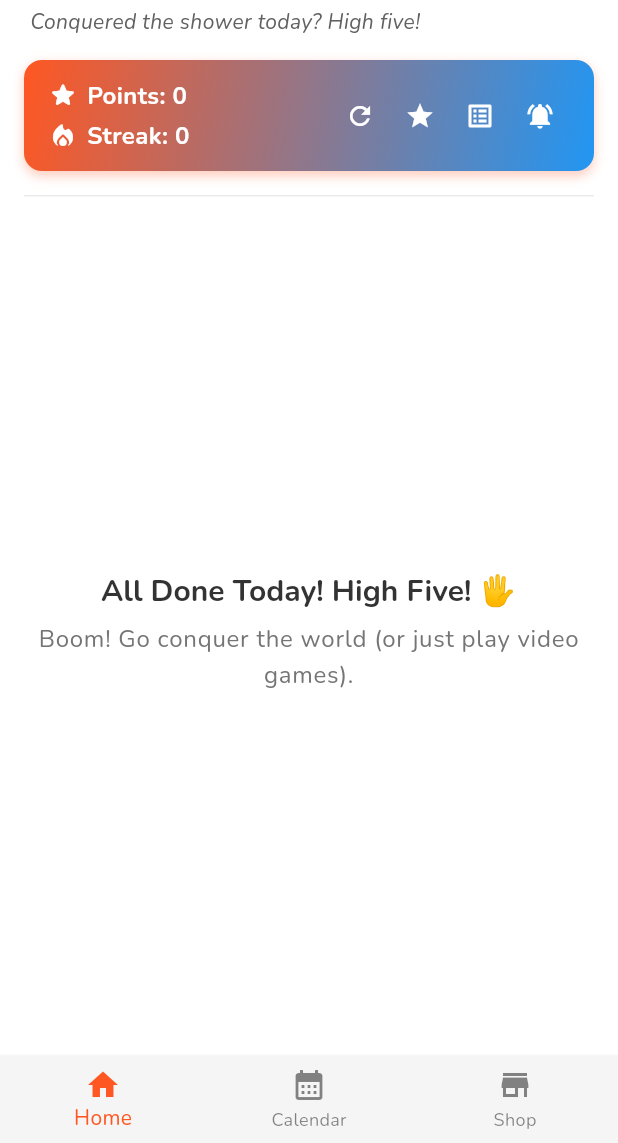
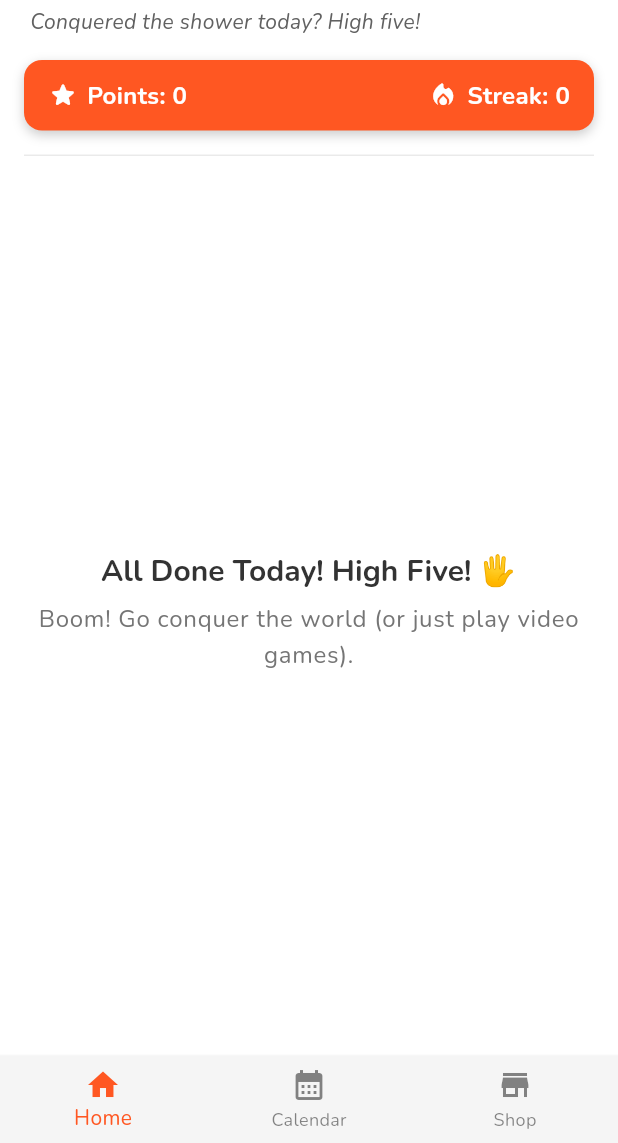
Before and after one commit to ChrisGreen89/rizzcheck, a Flutter app: the screen it shows after launch, on a phone screen of 412 x 824 dp, the part 93-1236 px from its top. Run offline on Flutter 3.47's test engine with Material 3 defaults, Android fonts, the phone set to English and light mode, and no system bars; our stand-ins replace confetti, equatable, flutter_local_notifications, google_fonts, shared_preferences, table_calendar and 1 more.

```diff
--- a/lib/providers/hygiene_provider.dart
+++ b/lib/providers/hygiene_provider.dart
@@ -153,9 +153,8 @@ class HygieneProvider with ChangeNotifier {
         await _notificationService
             .cancelNotification(NotificationService.urgentReminderId);
 
-        // Award points and mark date directly here
-        await _pointsService.awardDailyCompletionPoints();
-        await _pointsService.markDateAsCompleted(DateTime.now());
+        // Call the single method in PointsService that handles points AND streak
+        await _pointsService.recordDailyCompletion(DateTime.now());
       } else {
         print("DEBUG: Completion already processed for today ($todayString).");
       }
@@ -180,18 +179,13 @@ class HygieneProvider with ChangeNotifier {
 
       notifyListeners(); // Notify UI of the toggle change
 
-      // Check if ALL tasks are now completed AFTER notifying about the toggle
-      if (task.isCompleted && _areAllTasksCompleted()) {
-        print(
-            "DEBUG: All tasks completed for the day! Recording daily completion.");
-        _pointsService.recordDailyCompletion(DateTime.now());
-        // Optional: Add a delay before resetting tasks for the next day?
-        // Or handle reset elsewhere (e.g., start of day check)
-      }
+      // Call the correct method to check for daily completion
+      _checkAndHandleCompletion();
     }
   }
 
-  // Helper method to check if all tasks are completed
+  // Helper method to check if all tasks are completed (This is likely incorrect for daily points)
+  // Consider removing or renaming if not used elsewhere
   bool _areAllTasksCompleted() {
     // Use .every() for a concise check
     return _tasks.every((task) => task.isCompleted);
--- a/lib/screens/home_screen.dart
+++ b/lib/screens/home_screen.dart
@@ -175,7 +175,7 @@ class _HomeScreenState extends State<HomeScreen> {
                 children: [
                   ModernHeader(
                     dailyQuote: _dailyQuote,
-                    showDebugActions: true,
+                    showDebugActions: false,
                     homeScreenContext: buildContext,
                   ),
                   Expanded(
--- a/lib/widgets/modern_header.dart
+++ b/lib/widgets/modern_header.dart
@@ -225,26 +225,25 @@ class ModernHeader extends StatelessWidget {
           margin: const EdgeInsets.symmetric(horizontal: 16.0, vertical: 8.0),
           padding: const EdgeInsets.symmetric(horizontal: 16.0, vertical: 12.0),
           decoration: BoxDecoration(
-            // Replace solid color with a gradient
-            // color: Theme.of(context).colorScheme.primaryContainer,
+            // Replace gradient with solid color
+            color: Theme.of(context).colorScheme.primaryContainer,
+            /*
             gradient: LinearGradient(
               colors: [
                 Theme.of(context).colorScheme.primary, // Start color
                 Theme.of(context)
                     .colorScheme
                     .secondary, // End color (or primaryVariant, etc.)
-                // Example using variations:
-                // Theme.of(context).colorScheme.primary,
-                // Theme.of(context).colorScheme.primary.withOpacity(0.8),
               ],
               begin: Alignment.topLeft,
               end: Alignment.bottomRight,
             ),
+            */
             borderRadius: BorderRadius.circular(12.0),
             boxShadow: [
               BoxShadow(
-                // Adjust shadow color if needed to complement gradient
-                color: Theme.of(context).colorScheme.primary.withOpacity(0.3),
+                // Adjust shadow color for new background
+                color: Theme.of(context).colorScheme.shadow.withOpacity(0.2),
                 blurRadius: 6.0,
                 offset: const Offset(0, 3),
               ),
@@ -253,15 +252,12 @@ class ModernHeader extends StatelessWidget {
           child: Row(
             mainAxisAlignment: MainAxisAlignment.spaceBetween,
             children: [
-              // Column for Points and Streak on the left
-              Column(
-                crossAxisAlignment: CrossAxisAlignment.start,
-                children: [
+              // Points Row on the left
               Row(
                 children: [
                   Icon(Icons.star_rounded,
-                          // Ensure icon color contrasts with gradient
-                          color: Theme.of(context).colorScheme.onPrimary,
+                      // Ensure icon color contrasts with new background
+                      color: Theme.of(context).colorScheme.onPrimaryContainer,
                       size: 20),
                   const SizedBox(width: 6),
                   Text(
@@ -269,18 +265,24 @@ class ModernHeader extends StatelessWidget {
                     style: TextStyle(
                       fontSize: 16,
                       fontWeight: FontWeight.bold,
-                          // Ensure text color contrasts with gradient
-                          color: Theme.of(context).colorScheme.onPrimary,
+                      // Ensure text color contrasts with new background
+                      color: Theme.of(context).colorScheme.onPrimaryContainer,
                     ),
                   ),
                 ],
               ),
-                  const SizedBox(height: 4),
+
+              // Row for Streak and potential Debug Buttons on the right
+              Row(
+                mainAxisSize: MainAxisSize.min,
+                children: [
+                  // Streak Row
                   Row(
                     children: [
                       Icon(Icons.local_fire_department_rounded,
-                          // Ensure icon color contrasts with gradient
-                          color: Theme.of(context).colorScheme.onPrimary,
+                          // Ensure icon color contrasts with new background
+                          color:
+                              Theme.of(context).colorScheme.onPrimaryContainer,
                           size: 20),
                       const SizedBox(width: 6),
                       Text(
@@ -288,25 +290,30 @@ class ModernHeader extends StatelessWidget {
                         style: TextStyle(
                           fontSize: 16,
                           fontWeight: FontWeight.bold,
-                          // Ensure text color contrasts with gradient
-                          color: Theme.of(context).colorScheme.onPrimary,
+                          // Ensure text color contrasts with new background
+                          color:
+                              Theme.of(context).colorScheme.onPrimaryContainer,
                         ),
                       ),
                     ],
                   ),
-                ],
-              ),
-              // Conditionally display Debug Action Buttons
+
+                  // Conditionally display Debug Action Buttons (with spacing)
                   if (showDebugActions)
-                Row(
+                    Padding(
+                      padding: const EdgeInsets.only(
+                          left: 8.0), // Add spacing before buttons
+                      child: Row(
                         mainAxisSize: MainAxisSize.min,
                         children: [
                           IconButton(
                             icon: const Icon(Icons.refresh),
                             tooltip: 'Reset State (Debug)',
                             iconSize: 20,
-                      // Ensure icon color contrasts with gradient
-                      color: Theme.of(context).colorScheme.onPrimary,
+                            // Ensure icon color contrasts with new background
+                            color: Theme.of(context)
+                                .colorScheme
+                                .onPrimaryContainer,
                             visualDensity: VisualDensity.compact,
                             onPressed: () {
                               _showResetConfirmationDialog(context);
@@ -316,7 +323,10 @@ class ModernHeader extends StatelessWidget {
                             icon: const Icon(Icons.star),
                             tooltip: 'Set Streak (Debug)',
                             iconSize: 20,
-                      color: Theme.of(context).colorScheme.onPrimary,
+                            // Ensure icon color contrasts with new background
+                            color: Theme.of(context)
+                                .colorScheme
+                                .onPrimaryContainer,
                             visualDensity: VisualDensity.compact,
                             onPressed: () {
                               _showSetStreakDialog(context);
@@ -326,22 +336,31 @@ class ModernHeader extends StatelessWidget {
                             icon: const Icon(Icons.list_alt),
                             tooltip: 'Check Pending Notifications (Debug)',
                             iconSize: 20,
-                      color: Theme.of(context).colorScheme.onPrimary,
+                            // Ensure icon color contrasts with new background
+                            color: Theme.of(context)
+                                .colorScheme
+                                .onPrimaryContainer,
                             visualDensity: VisualDensity.compact,
-                      onPressed: () => _checkPendingNotifications(context),
+                            onPressed: () =>
+                                _checkPendingNotifications(context),
                           ),
                           IconButton(
                             icon: const Icon(Icons.notifications_active),
                             tooltip: 'Send Test Notification (Debug)',
                             iconSize: 20,
-                      color: Theme.of(context).colorScheme.onPrimary,
+                            // Ensure icon color contrasts with new background
+                            color: Theme.of(context)
+                                .colorScheme
+                                .onPrimaryContainer,
                             visualDensity: VisualDensity.compact,
                             onPressed: () => _sendTestNotification(context),
                           ),
                         ],
+                      ),
                     )
-              else // Ensure the Row doesn't take up space if actions are hidden
-                const SizedBox.shrink(),
+                  // Don't need SizedBox.shrink() here as the parent Row handles alignment
+                ],
+              ),
             ],
           ),
         ),
```
Also changed, not shown: 1 other file. Lines whose indentation alone changed are shown as unchanged.
